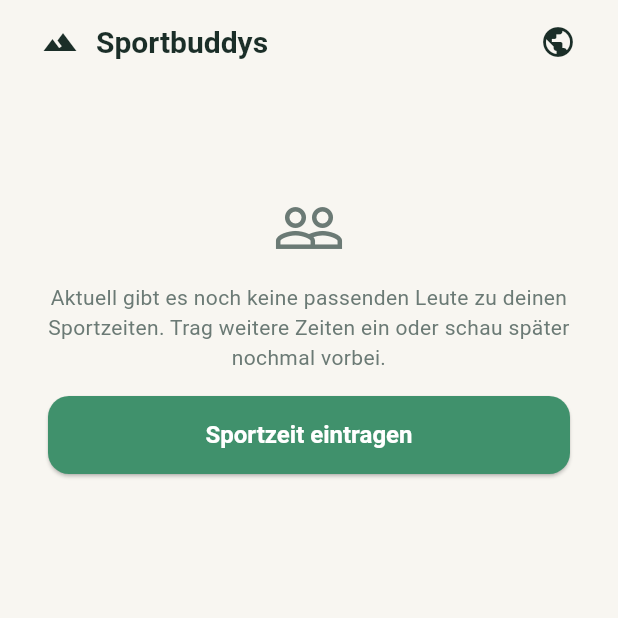
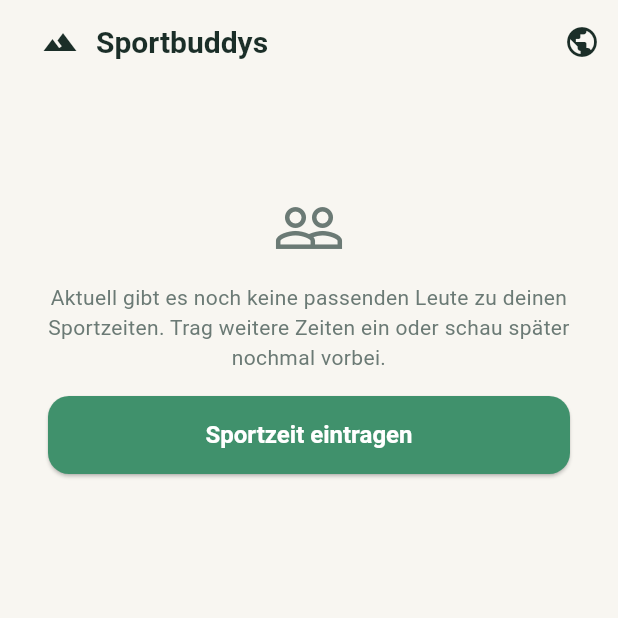
Before and after one commit to melinakunkel/PaceMatch, a Flutter app: the AppScaffold screen opened directly with empty values, item 3 of the bottom bar chosen, on a phone screen of 412 x 824 dp, the top half of it. Run offline on Flutter 3.47's test engine with Material 3 defaults, Android fonts, the phone set to English and light mode, and no system bars; our stand-ins replace flutter_dotenv, flutter_map, go_router, image_picker, latlong2, shared_preferences and 2 more; missing offline and left inert: dart:js_interop; accounts and stored records are empty; network calls fail.

Commit message:
Merge the app bar back into a single row
Now that only the logo/title, the circle switch and a screen's own
actions (at most) live up top, they fit comfortably in one row —
drop the second row below the title.

Co-Authored-By: Claude Sonnet 5 <noreply@anthropic.com>
Claude-Session: https://claude.ai/code/session_01Ea9r8VGpDf7DY7pxTu84EK

```diff
--- a/lib/widgets/app_scaffold.dart
+++ b/lib/widgets/app_scaffold.dart
@@ -43,10 +43,10 @@ class AppScaffold extends StatelessWidget {
       appBar: title == null
           ? null
           : AppBar(
-              // The logo doubles as the Home shortcut, and the circle
-              // (public/private area) switch sits right next to it — both
-              // are used from every screen. Only screen-specific actions
-              // go in their own row below, so they never crowd the title.
+              // The logo doubles as the Home shortcut, right next to the
+              // title; screen-specific actions and the circle (public/
+              // private area) switch sit in the standard actions row —
+              // all in one line, since the title itself is small.
               title: Row(
                 children: [
                   IconButton(
@@ -57,21 +57,9 @@ class AppScaffold extends StatelessWidget {
                   Expanded(
                     child: Text(title!, overflow: TextOverflow.ellipsis),
                   ),
-                  const CircleSwitcherButton(),
                 ],
               ),
-              bottom: (actions == null || actions!.isEmpty)
-                  ? null
-                  : PreferredSize(
-                      preferredSize: const Size.fromHeight(44),
-                      child: Padding(
-                        padding: const EdgeInsets.only(bottom: 4),
-                        child: Row(
-                          mainAxisAlignment: MainAxisAlignment.end,
-                          children: actions!,
-                        ),
-                      ),
-                    ),
+              actions: [...?actions, const CircleSwitcherButton()],
             ),
       body: SafeArea(child: body),
       floatingActionButton: floatingActionButton,
```
